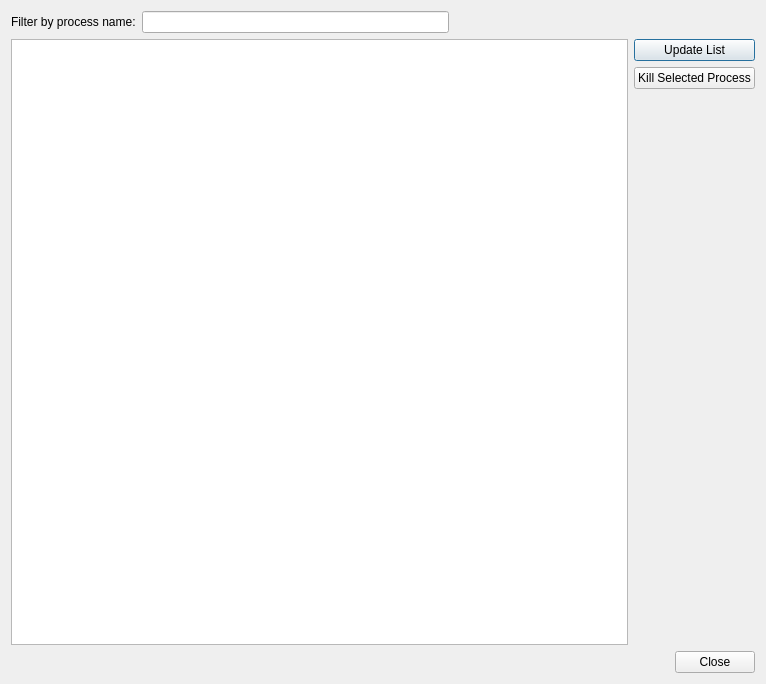
Old version of the form src/plugins/qt4projectmanager/qt-maemo/maemoremoteprocessesdialog.ui in the repository qt-creator/qt-creator.
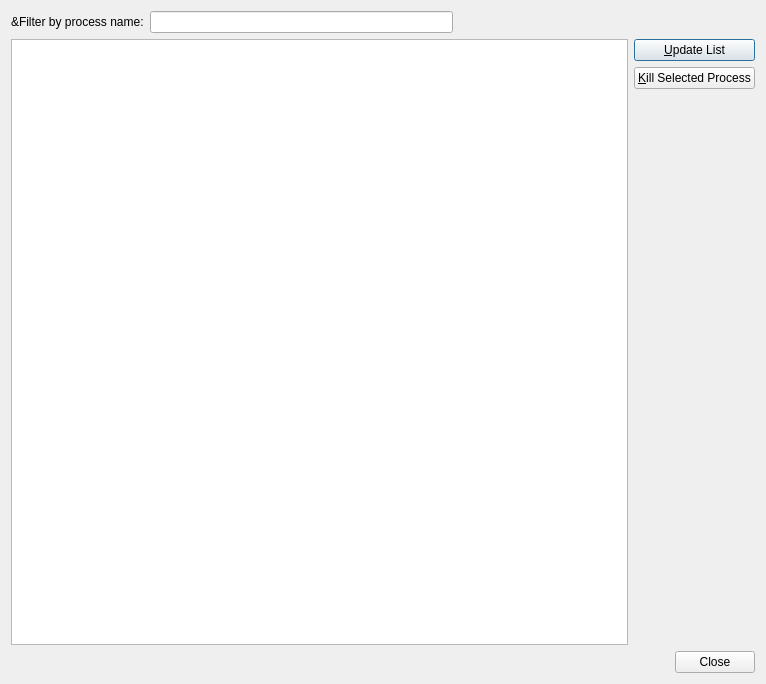
New version of the form.

Commit message: Maemo: Add some keyboard shortcuts to dialog.

The edit to the form file:
```diff
--- a/src/plugins/qt4projectmanager/qt-maemo/maemoremoteprocessesdialog.ui
+++ b/src/plugins/qt4projectmanager/qt-maemo/maemoremoteprocessesdialog.ui
@@ -19,7 +19,7 @@
      <item>
       <widget class="QLabel" name="filterLabel">
        <property name="text">
-        <string>Filter by process name:</string>
+        <string>&amp;Filter by process name:</string>
        </property>
       </widget>
      </item>
@@ -67,14 +67,14 @@
        <item>
         <widget class="QPushButton" name="updateListButton">
          <property name="text">
-          <string>Update List</string>
+          <string>&amp;Update List</string>
          </property>
         </widget>
        </item>
        <item>
         <widget class="QPushButton" name="killProcessButton">
          <property name="text">
-          <string>Kill Selected Process</string>
+          <string>&amp;Kill Selected Process</string>
          </property>
         </widget>
        </item>
```
The commit also changes 4 other files.
